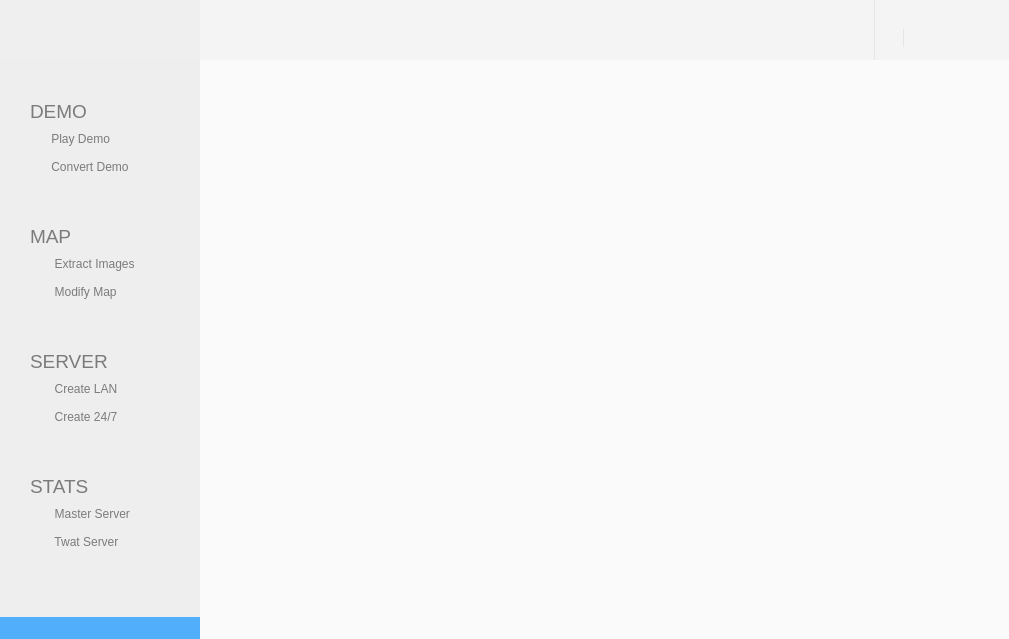
This is src/ui/ui_layouts/mainwindow.ui in Malekblubb/TWAT-Project as Qt 5 draws it before an edit. The edited form follows.
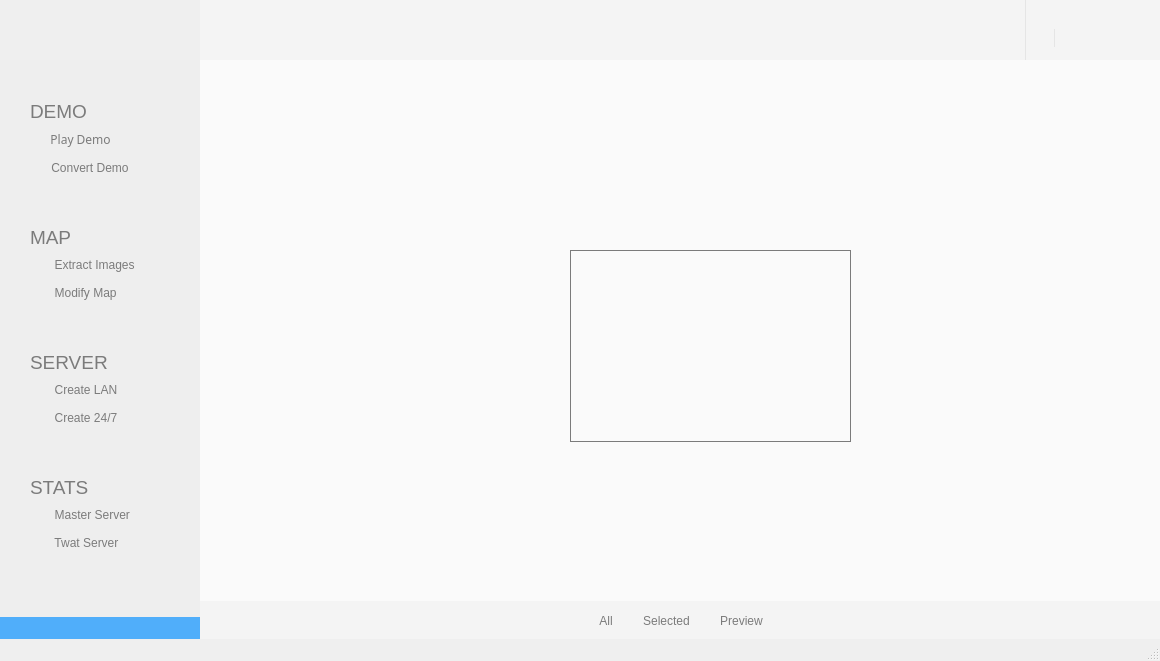
This is the edited form. The open tabs and pages were chosen to show the change. Icons and pictures are not drawn. Custom widgets are drawn as their Qt base class.

What changed in the file:
```diff
--- a/src/ui/ui_layouts/mainwindow.ui
+++ b/src/ui/ui_layouts/mainwindow.ui
@@ -6,13 +6,16 @@
    <rect>
     <x>0</x>
     <y>0</y>
-    <width>1009</width>
-    <height>639</height>
+    <width>1160</width>
+    <height>661</height>
    </rect>
   </property>
   <property name="windowTitle">
    <string>TWAT</string>
   </property>
+  <property name="styleSheet">
+   <string notr="true"/>
+  </property>
   <widget class="QWidget" name="centralWidget">
    <layout class="QGridLayout" name="gridLayout_2">
     <property name="leftMargin">
@@ -181,13 +184,21 @@
                        <height>16</height>
                       </size>
                      </property>
+                     <property name="font">
+                      <font>
+                       <family>Open Sans Regular</family>
+                       <weight>50</weight>
+                       <bold>false</bold>
+                       <kerning>true</kerning>
+                      </font>
+                     </property>
                      <property name="cursor">
                       <cursorShape>PointingHandCursor</cursorShape>
                      </property>
                      <property name="styleSheet">
                       <string notr="true">border:none;
 font-family: &quot;Open Sans Regular&quot;;
-font-size:16;
+font-size:14;
 font-weight:400;
 color:#7b7b7b;
 text-align:left;</string>
@@ -224,7 +235,7 @@
                      <property name="styleSheet">
                       <string notr="true">border:none;
 font-family: &quot;Open Sans Regular&quot;;
-font-size:16;
+font-size:14;
 font-weight:400;
 color:#7b7b7b;
 text-align:left;</string>
@@ -1028,7 +1039,170 @@
              </property>
             </widget>
            </widget>
-           <widget class="QWidget" name="pageExtractImages"/>
+           <widget class="QWidget" name="pageExtractImages">
+            <widget class="QWidget" name="widgetEIBottom" native="true">
+             <property name="geometry">
+              <rect>
+               <x>0</x>
+               <y>541</y>
+               <width>961</width>
+               <height>41</height>
+              </rect>
+             </property>
+             <property name="sizePolicy">
+              <sizepolicy hsizetype="Preferred" vsizetype="Fixed">
+               <horstretch>0</horstretch>
+               <verstretch>0</verstretch>
+              </sizepolicy>
+             </property>
+             <property name="font">
+              <font>
+               <family>Open Sans Regular</family>
+               <weight>50</weight>
+               <bold>false</bold>
+              </font>
+             </property>
+             <property name="styleSheet">
+              <string notr="true">background-color:#f4f4f4;
+
+color:#7b7b7b;
+font-family: &quot;Open Sans Regular&quot;;
+font-size:16;</string>
+             </property>
+             <layout class="QGridLayout" name="gridLayout_11">
+              <item row="0" column="0">
+               <spacer name="horizontalSpacer_6">
+                <property name="orientation">
+                 <enum>Qt::Horizontal</enum>
+                </property>
+                <property name="sizeHint" stdset="0">
+                 <size>
+                  <width>342</width>
+                  <height>20</height>
+                 </size>
+                </property>
+               </spacer>
+              </item>
+              <item row="0" column="1">
+               <layout class="QHBoxLayout" name="horizontalLayout_7">
+                <property name="spacing">
+                 <number>30</number>
+                </property>
+                <item>
+                 <widget class="QPushButton" name="pbEIAll">
+                  <property name="cursor">
+                   <cursorShape>PointingHandCursor</cursorShape>
+                  </property>
+                  <property name="styleSheet">
+                   <string notr="true">border:none;</string>
+                  </property>
+                  <property name="text">
+                   <string>All</string>
+                  </property>
+                  <property name="icon">
+                   <iconset resource="../../../data/ressources.qrc">
+                    <normaloff>:/img/icons/image-extract/all.png</normaloff>:/img/icons/image-extract/all.png</iconset>
+                  </property>
+                  <property name="iconSize">
+                   <size>
+                    <width>14</width>
+                    <height>14</height>
+                   </size>
+                  </property>
+                  <property name="flat">
+                   <bool>true</bool>
+                  </property>
+                 </widget>
+                </item>
+                <item>
+                 <widget class="QPushButton" name="pbEISelected">
+                  <property name="cursor">
+                   <cursorShape>PointingHandCursor</cursorShape>
+                  </property>
+                  <property name="styleSheet">
+                   <string notr="true">border:none;</string>
+                  </property>
+                  <property name="text">
+                   <string>Selected</string>
+                  </property>
+                  <property name="icon">
+                   <iconset resource="../../../data/ressources.qrc">
+                    <normaloff>:/img/icons/image-extract/selected.png</normaloff>:/img/icons/image-extract/selected.png</iconset>
+                  </property>
+                  <property name="iconSize">
+                   <size>
+                    <width>14</width>
+                    <height>14</height>
+                   </size>
+                  </property>
+                  <property name="flat">
+                   <bool>true</bool>
+                  </property>
+                 </widget>
+                </item>
+                <item>
+                 <widget class="QPushButton" name="pbEIPreview">
+                  <property name="cursor">
+                   <cursorShape>PointingHandCursor</cursorShape>
+                  </property>
+                  <property name="styleSheet">
+                   <string notr="true">border:none;</string>
+                  </property>
+                  <property name="text">
+                   <string>Preview</string>
+                  </property>
+                  <property name="icon">
+                   <iconset resource="../../../data/ressources.qrc">
+                    <normaloff>:/img/icons/image-extract/camera.png</normaloff>:/img/icons/image-extract/camera.png</iconset>
+                  </property>
+                  <property name="iconSize">
+                   <size>
+                    <width>14</width>
+                    <height>14</height>
+                   </size>
+                  </property>
+                  <property name="flat">
+                   <bool>true</bool>
+                  </property>
+                 </widget>
+                </item>
+               </layout>
+              </item>
+              <item row="0" column="2">
+               <spacer name="horizontalSpacer_7">
+                <property name="orientation">
+                 <enum>Qt::Horizontal</enum>
+                </property>
+                <property name="sizeHint" stdset="0">
+                 <size>
+                  <width>341</width>
+                  <height>20</height>
+                 </size>
+                </property>
+               </spacer>
+              </item>
+             </layout>
+            </widget>
+            <widget class="QGraphicsView" name="graphicsView">
+             <property name="geometry">
+              <rect>
+               <x>370</x>
+               <y>190</y>
+               <width>281</width>
+               <height>192</height>
+              </rect>
+             </property>
+             <property name="styleSheet">
+              <string notr="true">border:1px solid #7b7b7b</string>
+             </property>
+             <property name="frameShape">
+              <enum>QFrame::NoFrame</enum>
+             </property>
+             <property name="frameShadow">
+              <enum>QFrame::Plain</enum>
+             </property>
+            </widget>
+           </widget>
            <widget class="QWidget" name="pageModifyMap"/>
            <widget class="QWidget" name="pageCreateLan"/>
            <widget class="QWidget" name="pagCreate247"/>
@@ -1044,6 +1218,7 @@
     </item>
    </layout>
   </widget>
+  <widget class="QStatusBar" name="statusBar"/>
  </widget>
  <layoutdefault spacing="6" margin="11"/>
  <customwidgets>
```
Left out of the diff: 33 changed lines with no effect on the pictures.
